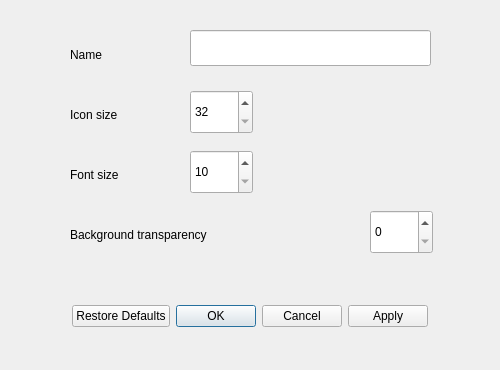
First picture: the form in src/view/application_menu_settings_dialog.ui, repository dangvd/crystal-dock, before the edit.
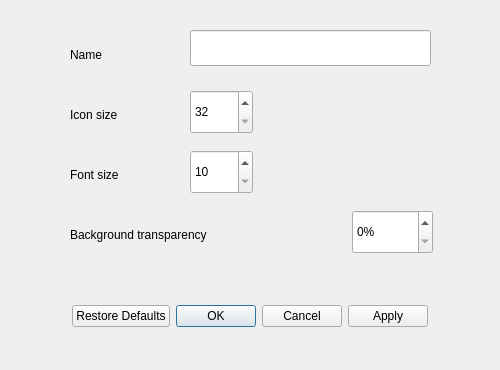
Second picture: the form after the edit.

Commit message: Minor update for Application Menu Settings dialog.

```diff
--- a/src/view/application_menu_settings_dialog.ui
+++ b/src/view/application_menu_settings_dialog.ui
@@ -103,12 +103,15 @@
   <widget class="QSpinBox" name="backgroundTransparency">
    <property name="geometry">
     <rect>
-     <x>370</x>
+     <x>352</x>
      <y>210</y>
-     <width>63</width>
+     <width>81</width>
      <height>44</height>
     </rect>
    </property>
+   <property name="suffix">
+    <string>%</string>
+   </property>
    <property name="maximum">
     <number>100</number>
    </property>
```
